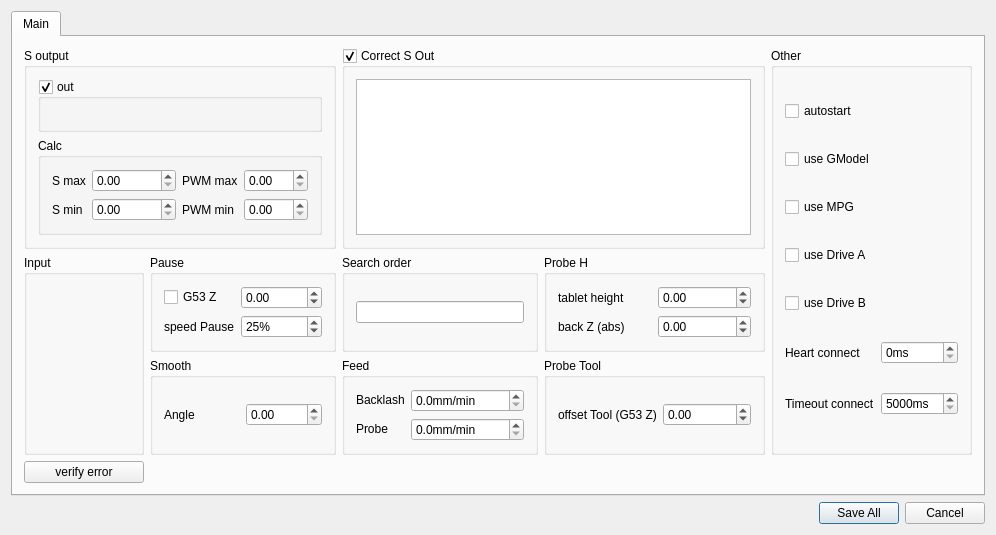
This is wlproj/wlmill/wleditmillwidget.ui in wldevru/src as Qt 5 draws it before an edit. The edited form follows.
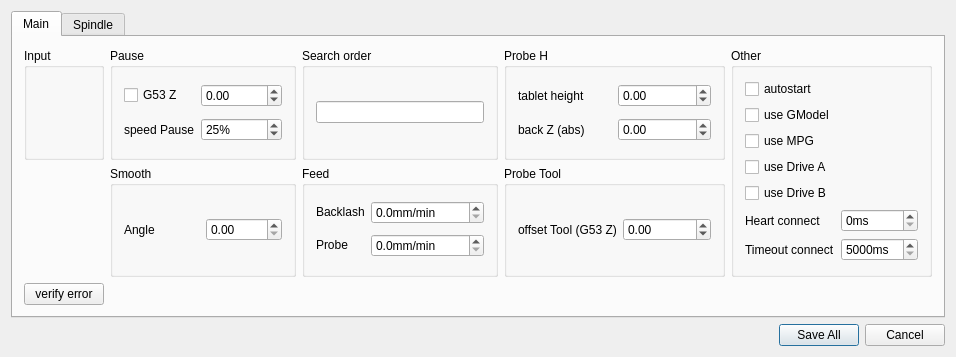
This is the edited form. The open tabs and pages were chosen to show the change. Custom widgets are drawn as their Qt base class.

The edit to the form file:
```diff
--- a/wlproj/wlmill/wleditmillwidget.ui
+++ b/wlproj/wlmill/wleditmillwidget.ui
@@ -6,8 +6,8 @@
    <rect>
     <x>0</x>
     <y>0</y>
-    <width>875</width>
-    <height>466</height>
+    <width>848</width>
+    <height>315</height>
    </rect>
   </property>
   <property name="windowTitle">
@@ -31,7 +31,182 @@
        <string>Main</string>
       </attribute>
       <layout class="QGridLayout" name="gridLayout_14">
-       <item row="2" column="2">
+       <item row="0" column="0">
+        <widget class="QGroupBox" name="groupBox_4">
+         <property name="title">
+          <string>Input</string>
+         </property>
+         <layout class="QGridLayout" name="gridLayout_4">
+          <item row="0" column="0">
+           <widget class="WLEditIOWidget" name="editInEMG" native="true"/>
+          </item>
+          <item row="2" column="0">
+           <widget class="WLEditIOWidget" name="editInProbe" native="true"/>
+          </item>
+          <item row="1" column="0">
+           <widget class="WLEditIOWidget" name="editInSD" native="true"/>
+          </item>
+         </layout>
+        </widget>
+       </item>
+       <item row="0" column="1">
+        <widget class="QGroupBox" name="groupBox_6">
+         <property name="sizePolicy">
+          <sizepolicy hsizetype="Minimum" vsizetype="Preferred">
+           <horstretch>0</horstretch>
+           <verstretch>0</verstretch>
+          </sizepolicy>
+         </property>
+         <property name="title">
+          <string>Pause</string>
+         </property>
+         <layout class="QGridLayout" name="gridLayout_12">
+          <item row="0" column="1">
+           <widget class="QDoubleSpinBox" name="sbHPause">
+            <property name="toolTip">
+             <string>pause height</string>
+            </property>
+            <property name="decimals">
+             <number>2</number>
+            </property>
+            <property name="minimum">
+             <double>-10000.000000000000000</double>
+            </property>
+            <property name="maximum">
+             <double>10000.000000000000000</double>
+            </property>
+           </widget>
+          </item>
+          <item row="0" column="0">
+           <widget class="QCheckBox" name="cbHPause">
+            <property name="text">
+             <string>G53 Z</string>
+            </property>
+           </widget>
+          </item>
+          <item row="1" column="0">
+           <widget class="QLabel" name="label_5">
+            <property name="text">
+             <string>speed Pause</string>
+            </property>
+           </widget>
+          </item>
+          <item row="1" column="1">
+           <widget class="QSpinBox" name="sbPerFpause">
+            <property name="enabled">
+             <bool>true</bool>
+            </property>
+            <property name="suffix">
+             <string notr="true">%</string>
+            </property>
+            <property name="minimum">
+             <number>1</number>
+            </property>
+            <property name="maximum">
+             <number>100</number>
+            </property>
+            <property name="singleStep">
+             <number>1</number>
+            </property>
+            <property name="value">
+             <number>25</number>
+            </property>
+           </widget>
+          </item>
+         </layout>
+        </widget>
+       </item>
+       <item row="0" column="2">
+        <widget class="QGroupBox" name="groupBox_5">
+         <property name="title">
+          <string>Search order</string>
+         </property>
+         <layout class="QGridLayout" name="gridLayout_5">
+          <item row="0" column="0">
+           <widget class="QLineEdit" name="leStrFindDrivePos"/>
+          </item>
+         </layout>
+        </widget>
+       </item>
+       <item row="0" column="3">
+        <widget class="QGroupBox" name="groupBox_7">
+         <property name="title">
+          <string>Probe H</string>
+         </property>
+         <layout class="QGridLayout" name="gridLayout_9">
+          <item row="0" column="1">
+           <widget class="QDoubleSpinBox" name="sbTabletHProbe">
+            <property name="decimals">
+             <number>2</number>
+            </property>
+            <property name="minimum">
+             <double>-9999999.000000000000000</double>
+            </property>
+            <property name="maximum">
+             <double>9999999.000000000000000</double>
+            </property>
+           </widget>
+          </item>
+          <item row="0" column="0">
+           <widget class="QLabel" name="label_17">
+            <property name="toolTip">
+             <string>height sensor</string>
+            </property>
+            <property name="text">
+             <string>tablet height</string>
+            </property>
+           </widget>
+          </item>
+          <item row="1" column="1">
+           <widget class="QDoubleSpinBox" name="sbBackZHProbe">
+            <property name="decimals">
+             <number>2</number>
+            </property>
+            <property name="minimum">
+             <double>-9999999.000000000000000</double>
+            </property>
+            <property name="maximum">
+             <double>9999999.000000000000000</double>
+            </property>
+           </widget>
+          </item>
+          <item row="1" column="0">
+           <widget class="QLabel" name="label_18">
+            <property name="toolTip">
+             <string>height from bottom of sensor</string>
+            </property>
+            <property name="text">
+             <string>back Z (abs)</string>
+            </property>
+           </widget>
+          </item>
+         </layout>
+        </widget>
+       </item>
+       <item row="1" column="1">
+        <widget class="QGroupBox" name="groupBox_3">
+         <property name="title">
+          <string>Smooth</string>
+         </property>
+         <layout class="QGridLayout" name="gridLayout_2">
+          <item row="0" column="0">
+           <widget class="QLabel" name="label_6">
+            <property name="text">
+             <string>Angle</string>
+            </property>
+           </widget>
+          </item>
+          <item row="0" column="1">
+           <widget class="QDoubleSpinBox" name="sbSmoothAng">
+            <property name="maximum">
+             <double>30.000000000000000</double>
+            </property>
+           </widget>
+          </item>
+         </layout>
+        </widget>
+       </item>
+       <item row="1" column="2">
         <widget class="QGroupBox" name="groupBox">
          <property name="sizePolicy">
           <sizepolicy hsizetype="Minimum" vsizetype="Preferred">
@@ -128,40 +303,46 @@
          </layout>
         </widget>
        </item>
-       <item row="0" column="2" colspan="2">
-        <widget class="QGroupBox" name="gbCorrectSOut">
+       <item row="1" column="3">
+        <widget class="QGroupBox" name="groupBox_8">
          <property name="title">
-          <string>Correct S Out</string>
+          <string>Probe Tool</string>
          </property>
-         <property name="checkable">
-          <bool>true</bool>
-         </property>
-         <layout class="QGridLayout" name="gridLayout_10">
+         <layout class="QGridLayout" name="gridLayout_13">
           <item row="0" column="0">
-           <widget class="QTableWidget" name="twCorrectS"/>
+           <widget class="QLabel" name="label_19">
+            <property name="toolTip">
+             <string>height from bottom of sensor</string>
+            </property>
+            <property name="text">
+             <string>offset Tool (G53 Z)</string>
+            </property>
+           </widget>
           </item>
+          <item row="0" column="1">
+           <widget class="QDoubleSpinBox" name="sbOffsetHToolProbe">
+            <property name="decimals">
+             <number>2</number>
+            </property>
+            <property name="minimum">
+             <double>-9999999.000000000000000</double>
+            </property>
+            <property name="maximum">
+             <double>9999999.000000000000000</double>
+            </property>
+           </widget>
+          </item>
          </layout>
         </widget>
        </item>
-       <item row="1" column="0" rowspan="2">
-        <widget class="QGroupBox" name="groupBox_4">
-         <property name="title">
-          <string>Input</string>
+       <item row="2" column="0">
+        <widget class="QPushButton" name="pbVerError">
+         <property name="text">
+          <string>verify error</string>
          </property>
-         <layout class="QGridLayout" name="gridLayout_4">
-          <item row="0" column="0">
-           <widget class="WLEditIOWidget" name="editInEMG" native="true"/>
-          </item>
-          <item row="2" column="0">
-           <widget class="WLEditIOWidget" name="editInProbe" native="true"/>
-          </item>
-          <item row="1" column="0">
-           <widget class="WLEditIOWidget" name="editInSD" native="true"/>
-          </item>
-         </layout>
         </widget>
        </item>
-       <item row="0" column="4" rowspan="3">
+       <item row="0" column="4" rowspan="2">
         <widget class="QGroupBox" name="groupBox_9">
          <property name="title">
           <string>Other</string>
@@ -254,196 +435,14 @@
          </layout>
         </widget>
        </item>
-       <item row="1" column="2">
-        <widget class="QGroupBox" name="groupBox_5">
-         <property name="title">
-          <string>Search order</string>
-         </property>
-         <layout class="QGridLayout" name="gridLayout_5">
-          <item row="0" column="0">
-           <widget class="QLineEdit" name="leStrFindDrivePos"/>
-          </item>
-         </layout>
-        </widget>
-       </item>
-       <item row="1" column="3">
-        <widget class="QGroupBox" name="groupBox_7">
-         <property name="title">
-          <string>Probe H</string>
-         </property>
-         <layout class="QGridLayout" name="gridLayout_9">
-          <item row="0" column="1">
-           <widget class="QDoubleSpinBox" name="sbTabletHProbe">
-            <property name="decimals">
-             <number>2</number>
-            </property>
-            <property name="minimum">
-             <double>-9999999.000000000000000</double>
-            </property>
-            <property name="maximum">
-             <double>9999999.000000000000000</double>
-            </property>
-           </widget>
-          </item>
-          <item row="0" column="0">
-           <widget class="QLabel" name="label_17">
-            <property name="toolTip">
-             <string>height sensor</string>
-            </property>
-            <property name="text">
-             <string>tablet height</string>
-            </property>
-           </widget>
-          </item>
-          <item row="1" column="1">
-           <widget class="QDoubleSpinBox" name="sbBackZHProbe">
-            <property name="decimals">
-             <number>2</number>
-            </property>
-            <property name="minimum">
-             <double>-9999999.000000000000000</double>
-            </property>
-            <property name="maximum">
-             <double>9999999.000000000000000</double>
-            </property>
-           </widget>
-          </item>
-          <item row="1" column="0">
-           <widget class="QLabel" name="label_18">
-            <property name="toolTip">
-             <string>height from bottom of sensor</string>
-            </property>
-            <property name="text">
-             <string>back Z (abs)</string>
-            </property>
-           </widget>
-          </item>
-         </layout>
-        </widget>
-       </item>
-       <item row="2" column="3">
-        <widget class="QGroupBox" name="groupBox_8">
-         <property name="title">
-          <string>Probe Tool</string>
-         </property>
-         <layout class="QGridLayout" name="gridLayout_13">
-          <item row="0" column="0">
-           <widget class="QLabel" name="label_19">
-            <property name="toolTip">
-             <string>height from bottom of sensor</string>
-            </property>
-            <property name="text">
-             <string>offset Tool (G53 Z)</string>
-            </property>
-           </widget>
-          </item>
-          <item row="0" column="1">
-           <widget class="QDoubleSpinBox" name="sbOffsetHToolProbe">
-            <property name="decimals">
-             <number>2</number>
-            </property>
-            <property name="minimum">
-             <double>-9999999.000000000000000</double>
-            </property>
-            <property name="maximum">
-             <double>9999999.000000000000000</double>
-            </property>
-           </widget>
-          </item>
-         </layout>
-        </widget>
-       </item>
-       <item row="1" column="1">
-        <widget class="QGroupBox" name="groupBox_6">
-         <property name="sizePolicy">
-          <sizepolicy hsizetype="Minimum" vsizetype="Preferred">
-           <horstretch>0</horstretch>
-           <verstretch>0</verstretch>
-          </sizepolicy>
-         </property>
-         <property name="title">
-          <string>Pause</string>
-         </property>
-         <layout class="QGridLayout" name="gridLayout_12">
-          <item row="0" column="1">
-           <widget class="QDoubleSpinBox" name="sbHPause">
-            <property name="toolTip">
-             <string>pause height</string>
-            </property>
-            <property name="decimals">
-             <number>2</number>
-            </property>
-            <property name="minimum">
-             <double>-10000.000000000000000</double>
-            </property>
-            <property name="maximum">
-             <double>10000.000000000000000</double>
-            </property>
-           </widget>
-          </item>
-          <item row="0" column="0">
-           <widget class="QCheckBox" name="cbHPause">
-            <property name="text">
-             <string>G53 Z</string>
-            </property>
-           </widget>
-          </item>
-          <item row="1" column="0">
-           <widget class="QLabel" name="label_5">
-            <property name="text">
-             <string>speed Pause</string>
-            </property>
-           </widget>
-          </item>
-          <item row="1" column="1">
-           <widget class="QSpinBox" name="sbPerFpause">
-            <property name="enabled">
-             <bool>true</bool>
-            </property>
-            <property name="suffix">
-             <string notr="true">%</string>
-            </property>
-            <property name="minimum">
-             <number>1</number>
-            </property>
-            <property name="maximum">
-             <number>100</number>
-            </property>
-            <property name="singleStep">
-             <number>1</number>
-            </property>
-            <property name="value">
-             <number>25</number>
-            </property>
-           </widget>
-          </item>
-         </layout>
-        </widget>
-       </item>
-       <item row="2" column="1">
-        <widget class="QGroupBox" name="groupBox_3">
-         <property name="title">
-          <string>Smooth</string>
-         </property>
-         <layout class="QGridLayout" name="gridLayout_2">
-          <item row="0" column="0">
-           <widget class="QLabel" name="label_6">
-            <property name="text">
-             <string>Angle</string>
-            </property>
-           </widget>
-          </item>
-          <item row="0" column="1">
-           <widget class="QDoubleSpinBox" name="sbSmoothAng">
-            <property name="maximum">
-             <double>30.000000000000000</double>
-            </property>
-           </widget>
-          </item>
-         </layout>
-        </widget>
-       </item>
-       <item row="0" column="0" colspan="2">
+      </layout>
+     </widget>
+     <widget class="QWidget" name="tab_2">
+      <attribute name="title">
+       <string>Spindle</string>
+      </attribute>
+      <layout class="QGridLayout" name="gridLayout_16">
+       <item row="0" column="0">
         <widget class="QGroupBox" name="gbPWMOut">
          <property name="title">
           <string>S output</string>
@@ -485,7 +484,7 @@
              <item row="1" column="2">
               <widget class="QLabel" name="label">
                <property name="text">
-                <string>PWM min</string>
+                <string>Out min</string>
                </property>
               </widget>
              </item>
@@ -513,14 +512,14 @@
              <item row="0" column="2">
               <widget class="QLabel" name="label_2">
                <property name="text">
-                <string>PWM max</string>
+                <string>Out max</string>
                </property>
               </widget>
              </item>
             </layout>
            </widget>
           </item>
-          <item row="0" column="1" colspan="2">
+          <item row="0" column="1">
            <widget class="QGroupBox" name="gbSOut">
             <property name="title">
              <string>out</string>
@@ -541,10 +540,10 @@
          </layout>
         </widget>
        </item>
-       <item row="3" column="0">
-        <widget class="QPushButton" name="pbVerError">
-         <property name="text">
-          <string>verify error</string>
+       <item row="0" column="1">
+        <widget class="QGroupBox" name="gbCorrectSOut">
+         <property name="title">
+          <string>Correct S Out</string>
          </property>
         </widget>
        </item>
```
Left out of the diff: 107 changed lines with no effect on the pictures.
